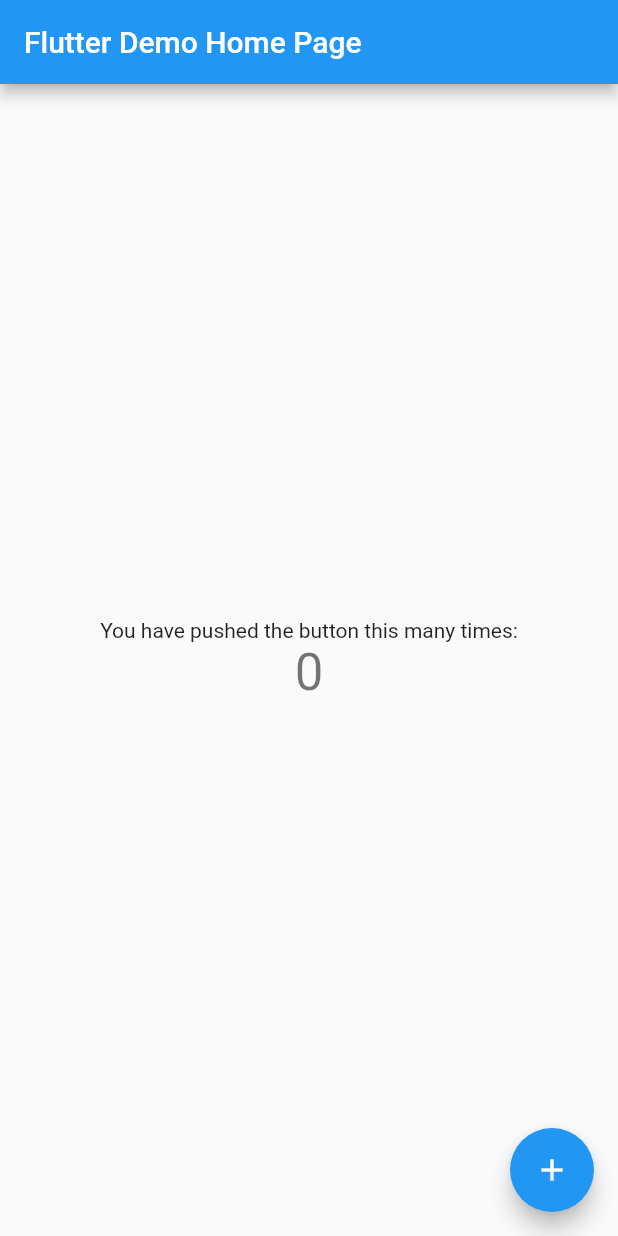
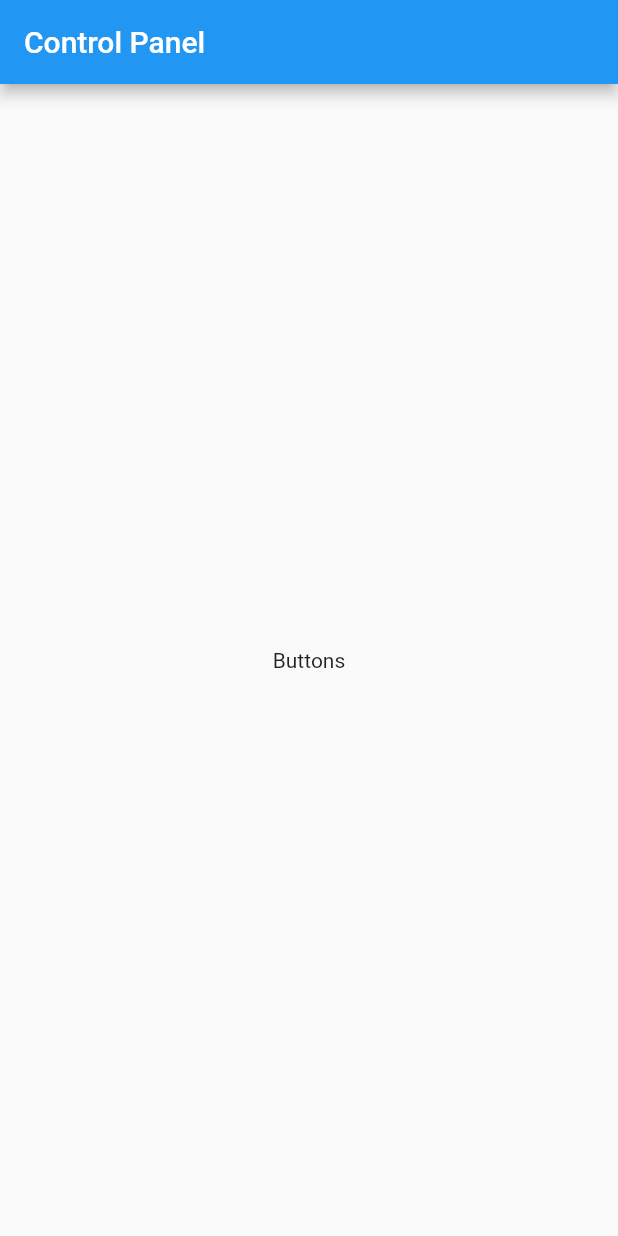
Before and after one commit to nebudev14/Control-Panel, a Flutter app: the screen it shows after launch, on a phone screen of 412 x 824 dp. Run offline on Flutter 3.47's test engine with Material 2 defaults, Android fonts, the phone set to English and light mode, and no system bars.

Commit message:
Remove unnecessasry code

```diff
--- a/app/lib/main.dart
+++ b/app/lib/main.dart
@@ -12,7 +12,7 @@
       theme: ThemeData(
         primarySwatch: Colors.blue,
       ),
-      home: MyHomePage(title: 'Flutter Demo Home Page'),
+      home: MyHomePage(title: 'Control Panel'),
     );
   }
 }
@@ -27,14 +27,6 @@
 }
 
 class _MyHomePageState extends State<MyHomePage> {
-  int _counter = 0;
-
-  void _incrementCounter() {
-    setState(() {
-      _counter++;
-    });
-  }
-
   @override
   Widget build(BuildContext context) {
     return Scaffold(
@@ -46,20 +38,11 @@
           mainAxisAlignment: MainAxisAlignment.center,
           children: <Widget>[
             Text(
-              'You have pushed the button this many times:',
-            ),
-            Text(
-              '$_counter',
-              style: Theme.of(context).textTheme.headline4,
+              'Buttons',
             ),
           ],
         ),
       ),
-      floatingActionButton: FloatingActionButton(
-        onPressed: _incrementCounter,
-        tooltip: 'Increment',
-        child: Icon(Icons.add),
-      ),
     );
   }
 }
```
